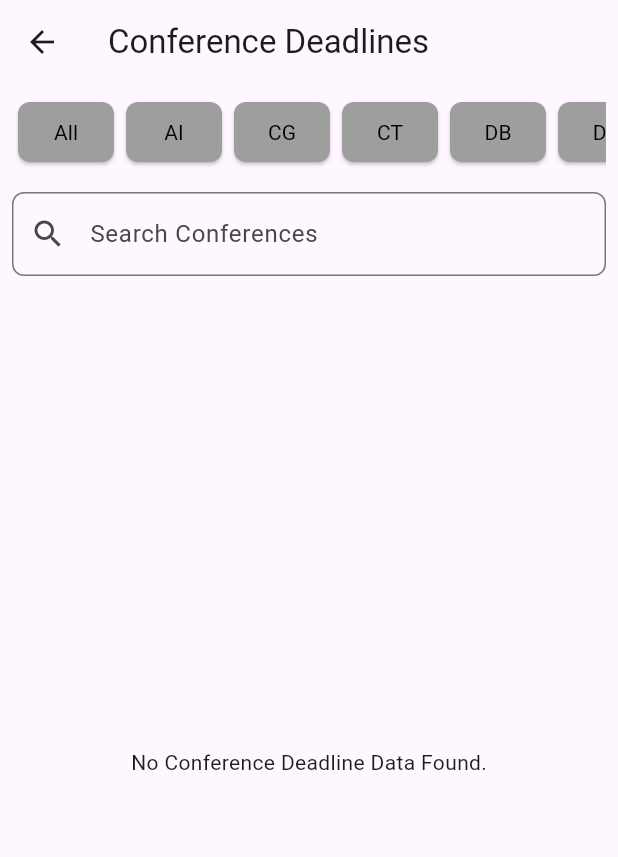
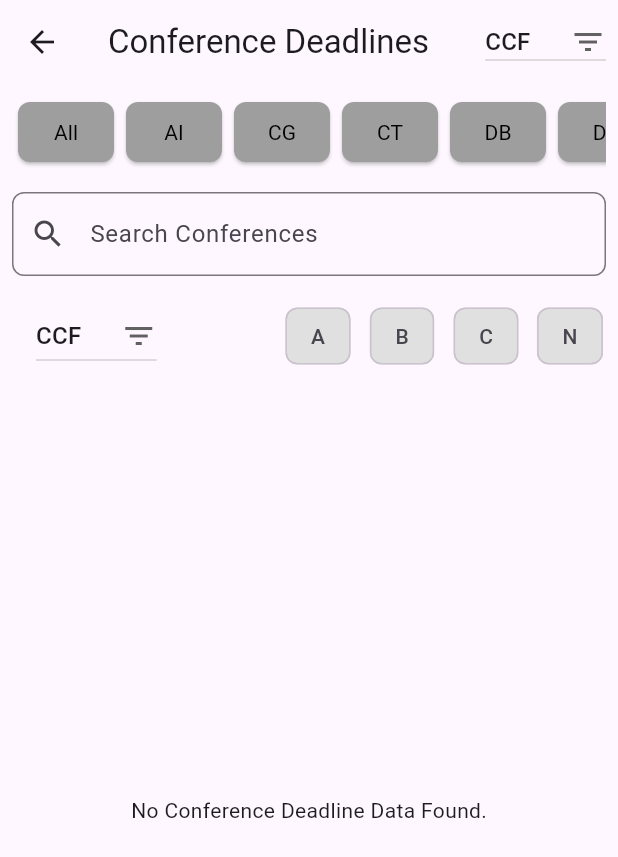
Before and after one commit to Kian-Chen/PubMate, a Flutter app: the ConferenceDeadlinesPage screen opened by its route, on a phone screen of 412 x 824 dp. Shown: the top 857 px of the screen. Run offline on Flutter 3.47's test engine with Material 3 defaults, Android fonts, the phone set to English and light mode, and no system bars; our stand-ins replace supabase_flutter; accounts and stored records are empty.

Commit message:
feat(conference_deadlines_page): add evaluation and rating filters
- Add dropdown to select evaluation method (CCF, TH-CPL, CORE)
- Implement rating filters based on selected evaluation method- Update conference filtering logic to include ratings
- Clear selected ratings when evaluation method changes

```diff
--- a/lib/pages/conference_deadlines_page.dart
+++ b/lib/pages/conference_deadlines_page.dart
@@ -16,8 +16,16 @@ class _ConferenceDeadlinesPageState extends State<ConferenceDeadlinesPage> {
   List<ConferenceYearInfo> _filteredConferences = [];
   String _searchQuery = "";
   Set<String> _selectedSubfields = {}; // Set to hold selected subfields
+  String _selectedEvaluation = 'CCF'; // Default selected evaluation filter
+  Set<String> _selectedRatings = {}; // Set to hold selected ratings
 
   final List<String> subfields = ["All", "AI", "CG", "CT", "DB", "DS", "HI", "MX", "NW", "SC", "SE"];
+  final List<String> evaluationOptions = ["CCF", "TH-CPL", "CORE"];
+  final Map<String, List<String>> ratingOptions = {
+    'CCF': ['A', 'B', 'C', 'N'],
+    'TH-CPL': ['A', 'B', 'N'],
+    'CORE': ['A*', 'A', 'B', 'C', 'N'],
+  };
 
   @override
   void initState() {
@@ -28,7 +36,7 @@ class _ConferenceDeadlinesPageState extends State<ConferenceDeadlinesPage> {
   void _filterConferences(String query) {
     setState(() {
       _searchQuery = query;
-      // Filter conferences based on search query and selected subfields
+      // Filter conferences based on search query, selected subfields, and selected ratings
       _filteredConferences = _filteredConferences.where((conference) {
         bool matchesQuery = conference.conferenceName
             .toLowerCase()
@@ -40,7 +48,12 @@ class _ConferenceDeadlinesPageState extends State<ConferenceDeadlinesPage> {
         bool matchesSubfield = _selectedSubfields.isEmpty || _selectedSubfields.contains("All") ||
             (conference.subfield != null && _selectedSubfields.contains(conference.subfield));
 
-        return matchesQuery && matchesSubfield;
+        bool matchesRating = _selectedRatings.isEmpty ||
+            (conference.ccfRating != null && _selectedRatings.contains(conference.ccfRating)) ||
+            (conference.thCplRating != null && _selectedRatings.contains(conference.thCplRating)) ||
+            (conference.coreRating != null && _selectedRatings.contains(conference.coreRating));
+
+        return matchesQuery && matchesSubfield && matchesRating;
       }).toList();
     });
   }
@@ -67,12 +80,34 @@ void _toggleSubfield(String subfield) {
     });
   }
 
-
   @override
   Widget build(BuildContext context) {
     return Scaffold(
       appBar: AppBar(
         title: const Text('Conference Deadlines'),
+        actions: [
+          // Dropdown to select evaluation mechanism
+          Padding(
+            padding: const EdgeInsets.all(8.0),
+            child: DropdownButton<String>(
+              value: _selectedEvaluation,
+              icon: const Icon(Icons.filter_list),
+              onChanged: (String? newValue) {
+                setState(() {
+                  _selectedEvaluation = newValue!;
+                  _selectedRatings.clear(); // Clear previous selected ratings when evaluation changes
+                  _filterConferences(_searchQuery); // Re-filter after selection change
+                });
+              },
+              items: evaluationOptions.map<DropdownMenuItem<String>>((String value) {
+                return DropdownMenuItem<String>(
+                  value: value,
+                  child: Text(value),
+                );
+              }).toList(),
+            ),
+          ),
+        ],
       ),
       body: Column(
         children: [
@@ -126,6 +161,67 @@ void _toggleSubfield(String subfield) {
               ),
             ),
           ),
+          // Ratings filter based on selected evaluation method
+          Padding(
+            padding: const EdgeInsets.all(8.0),
+            child: Column(
+              crossAxisAlignment: CrossAxisAlignment.start,
+              children: [
+                // Row to separate evaluation type (left) and ratings (right)
+                Row(
+                  mainAxisAlignment: MainAxisAlignment.spaceBetween,
+                  children: [
+                    // Left side: Evaluation selection (CCF, TH-CPL, CORE)
+                    Padding(
+                      padding: const EdgeInsets.only(right: 16.0, left: 16.0),
+                      child: DropdownButton<String>(
+                        value: _selectedEvaluation,
+                        icon: const Icon(Icons.filter_list),
+                        onChanged: (String? newValue) {
+                          setState(() {
+                            _selectedEvaluation = newValue!;
+                            _selectedRatings.clear();
+                            _filterConferences(_searchQuery);
+                          });
+                        },
+                        items: evaluationOptions.map<DropdownMenuItem<String>>((String value) {
+                          return DropdownMenuItem<String>(
+                            value: value,
+                            child: Text(value),
+                          );
+                        }).toList(),
+                      ),
+                    ),
+                    // Right side: Ratings filter chips
+                    Wrap(
+                      spacing: 8.0,
+                      runSpacing: 4.0,
+                      children: ratingOptions[_selectedEvaluation]!.map((rating) {
+                        return InputChip(
+                          label: Text(rating),
+                          selected: _selectedRatings.contains(rating),
+                          onSelected: (selected) {
+                            setState(() {
+                              if (selected) {
+                                _selectedRatings.add(rating);
+                              } else {
+                                _selectedRatings.remove(rating);
+                              }
+                              _filterConferences(_searchQuery);
+                            });
+                          },
+                          selectedColor: Colors.blue,
+                          backgroundColor: Colors.grey[300],
+                          showCheckmark: false,
+                        );
+                      }).toList(),
+                    ),
+                  ],
+                ),
+              ],
+            ),
+          ),
+
           // Display FutureBuilder with filtered conferences
           Expanded(
             child: FutureBuilder<List<ConferenceYearInfo>>(
@@ -139,7 +235,7 @@ void _toggleSubfield(String subfield) {
                   return const Center(child: Text('No Conference Deadline Data Found.'));
                 } else {
                   final conferences = snapshot.data!;
-                  if (_searchQuery.isEmpty && _selectedSubfields.isEmpty) {
+                  if (_searchQuery.isEmpty && _selectedSubfields.isEmpty && _selectedRatings.isEmpty) {
                     _filteredConferences = conferences;
                   }
                   return SingleChildScrollView(
```
Lines whose indentation alone changed are shown as unchanged.
